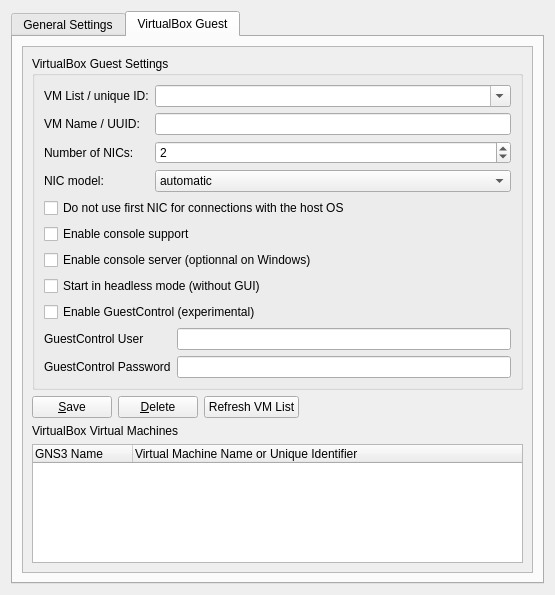
Above: src/GNS3/Ui/ConfigurationPages/Form_PreferencesVirtualBox.ui from GNS3/gns3-legacy before the change. Below: the same form after it.
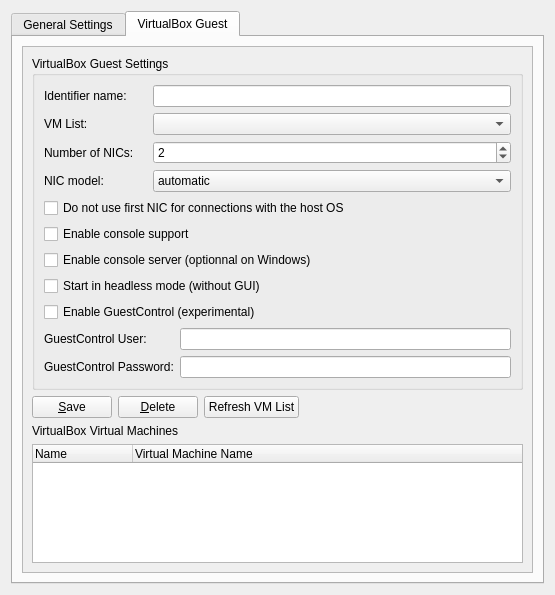
That is the form after the change. The open tabs and pages were chosen to show the change.

Commit message: BACKPORT: Support for binding addresses when loading a topology GNS3 identifiers can be used as hostnames for Vbox nodes. Track opened consoles in order to close them when deleting a node (as an option). IPv6 support (with correct functions).

```diff
--- a/src/GNS3/Ui/ConfigurationPages/Form_PreferencesVirtualBox.ui
+++ b/src/GNS3/Ui/ConfigurationPages/Form_PreferencesVirtualBox.ui
@@ -318,41 +318,31 @@
               <string>VirtualBox Guest Settings</string>
              </property>
              <layout class="QGridLayout" name="gridLayout">
-              <item row="0" column="0">
-               <widget class="QLabel" name="label_14">
-                <property name="text">
-                 <string>VM List / unique ID:</string>
-                </property>
-               </widget>
-              </item>
-              <item row="0" column="1" colspan="2">
-               <widget class="QComboBox" name="comboBoxNameVBoxImage">
-                <property name="editable">
-                 <bool>true</bool>
-                </property>
-               </widget>
-              </item>
               <item row="1" column="0">
                <widget class="QLabel" name="label">
                 <property name="enabled">
                  <bool>true</bool>
                 </property>
                 <property name="text">
-                 <string>VM Name / UUID:</string>
+                 <string>Identifier name:</string>
                 </property>
                </widget>
               </item>
               <item row="1" column="1" colspan="2">
-               <widget class="QLineEdit" name="VBoxImage"/>
+               <widget class="QLineEdit" name="VBoxID">
+                <property name="readOnly">
+                 <bool>false</bool>
+                </property>
+               </widget>
               </item>
-              <item row="2" column="0">
+              <item row="3" column="0">
                <widget class="QLabel" name="label_37">
                 <property name="text">
                  <string>Number of NICs:</string>
                 </property>
                </widget>
               </item>
-              <item row="2" column="1" colspan="2">
+              <item row="3" column="1" colspan="2">
                <widget class="QSpinBox" name="VBoxNICNb">
                 <property name="enabled">
                  <bool>true</bool>
@@ -371,14 +361,14 @@
                 </property>
                </widget>
               </item>
-              <item row="3" column="0">
+              <item row="4" column="0">
                <widget class="QLabel" name="label_10">
                 <property name="text">
                  <string>NIC model:</string>
                 </property>
                </widget>
               </item>
-              <item row="3" column="1" colspan="2">
+              <item row="4" column="1" colspan="2">
                <widget class="QComboBox" name="VBoxNIC">
                 <property name="enabled">
                  <bool>true</bool>
@@ -413,34 +403,34 @@
                 </item>
                </widget>
               </item>
-              <item row="8" column="0" colspan="3">
+              <item row="9" column="0" colspan="3">
                <widget class="QCheckBox" name="VBoxcheckBoxEnableGuestControl">
                 <property name="text">
                  <string>Enable GuestControl (experimental)</string>
                 </property>
                </widget>
               </item>
-              <item row="9" column="0">
+              <item row="10" column="0">
                <widget class="QLabel" name="label_4">
                 <property name="text">
-                 <string>GuestControl User</string>
+                 <string>GuestControl User:</string>
                 </property>
                </widget>
               </item>
-              <item row="9" column="2">
+              <item row="10" column="2">
                <widget class="QLineEdit" name="VBoxGuestControl_User"/>
               </item>
-              <item row="10" column="0" colspan="2">
+              <item row="11" column="0" colspan="2">
                <widget class="QLabel" name="label_7">
                 <property name="text">
-                 <string>GuestControl Password</string>
+                 <string>GuestControl Password:</string>
                 </property>
                </widget>
               </item>
-              <item row="10" column="2">
+              <item row="11" column="2">
                <widget class="QLineEdit" name="VBoxGuestControl_Password"/>
               </item>
-              <item row="4" column="0" colspan="3">
+              <item row="5" column="0" colspan="3">
                <widget class="QCheckBox" name="checkBoxVBoxFirstInterfaceManaged">
                 <property name="text">
                  <string>Do not use first NIC for connections with the host OS</string>
@@ -450,27 +440,41 @@
                 </property>
                </widget>
               </item>
-              <item row="7" column="0" colspan="3">
+              <item row="8" column="0" colspan="3">
                <widget class="QCheckBox" name="checkBoxVBoxHeadlessMode">
                 <property name="text">
                  <string>Start in headless mode (without GUI)</string>
                 </property>
                </widget>
               </item>
-              <item row="5" column="0" colspan="3">
+              <item row="6" column="0" colspan="3">
                <widget class="QCheckBox" name="checkBoxVboxConsoleSupport">
                 <property name="text">
                  <string>Enable console support</string>
                 </property>
                </widget>
               </item>
-              <item row="6" column="0" colspan="3">
+              <item row="7" column="0" colspan="3">
                <widget class="QCheckBox" name="checkBoxVboxConsoleServer">
                 <property name="text">
                  <string>Enable console server (optionnal on Windows)</string>
                 </property>
                </widget>
               </item>
+              <item row="2" column="0">
+               <widget class="QLabel" name="label_14">
+                <property name="text">
+                 <string>VM List:</string>
+                </property>
+               </widget>
+              </item>
+              <item row="2" column="1" colspan="2">
+               <widget class="QComboBox" name="comboBoxNameVBoxImage">
+                <property name="editable">
+                 <bool>false</bool>
+                </property>
+               </widget>
+              </item>
              </layout>
             </widget>
            </item>
@@ -523,12 +527,12 @@
             <widget class="QTreeWidget" name="treeWidgetVBoxImages">
              <column>
               <property name="text">
-               <string>GNS3 Name</string>
+               <string>Name</string>
               </property>
              </column>
              <column>
               <property name="text">
-               <string>Virtual Machine Name or Unique Identifier</string>
+               <string>Virtual Machine Name</string>
               </property>
              </column>
             </widget>
```
The commit also changes 23 other files.
